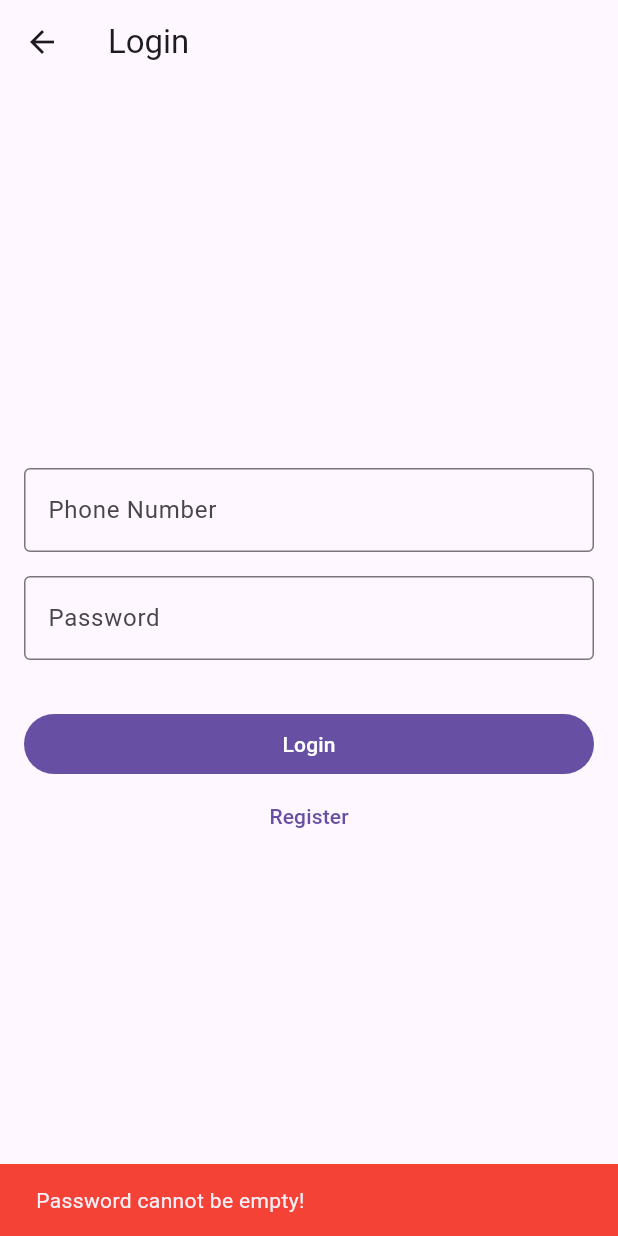
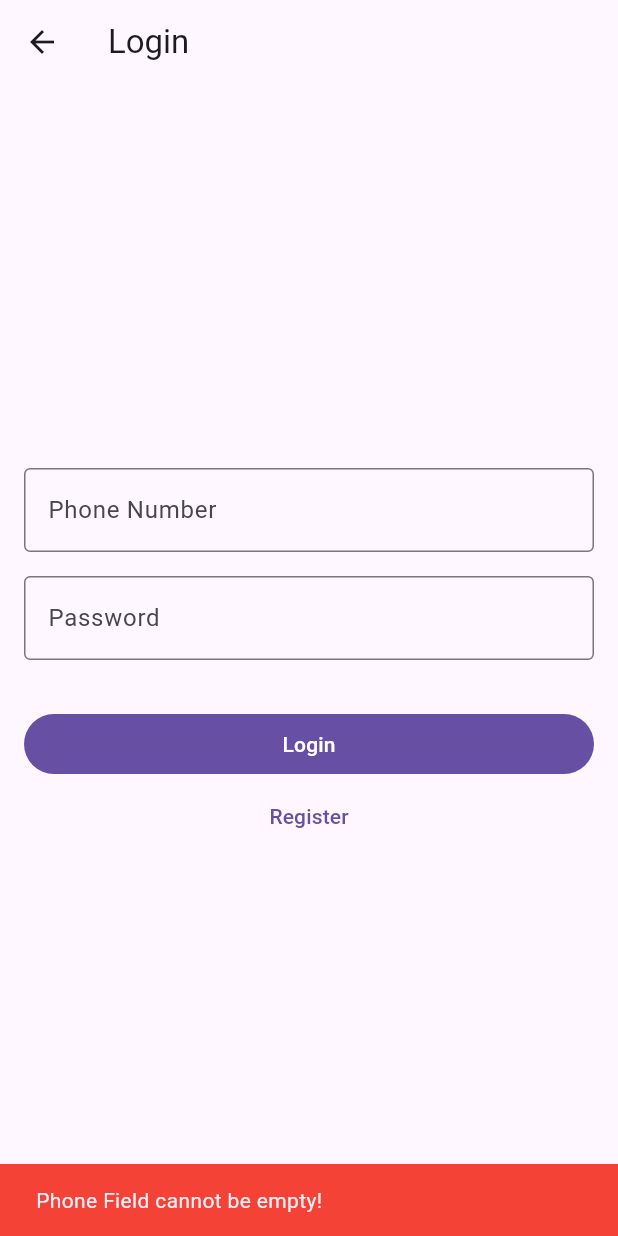
Before and after one commit to Mardonbekmelsov/crm_project, a Flutter app: the UpdateGroup screen opened directly with empty values, after a tap on "Update Group", after a tap on the "logout" icon, after a tap on "Login", on a phone screen of 412 x 824 dp. Run offline on Flutter 3.47's test engine with Material 3 defaults, Android fonts, the phone set to English and light mode, and no system bars; our stand-ins replace bloc, dio, equatable, flutter_bloc, get_it, image_picker and 1 more; accounts and stored records are empty; network calls fail.

Commit message:
update group drop down

```diff
--- a/lib/data/models/user/user.dart
+++ b/lib/data/models/user/user.dart
@@ -55,7 +55,6 @@ class UserModel extends Equatable {
   }
 
   factory UserModel.fromMap(Map<String, dynamic> map) {
-    print(map);
     return UserModel(
       id: map['id']?.toInt() ?? 0,
       name: map['name'] ?? '',
--- a/lib/features/authentication/views/login_screen.dart
+++ b/lib/features/authentication/views/login_screen.dart
@@ -11,6 +11,7 @@ class LoginScreen extends StatelessWidget {
   LoginScreen({super.key});
 
   void _showErrorSnackBar(BuildContext context, String message) {
+    ScaffoldMessenger.of(context).hideCurrentSnackBar();
     ScaffoldMessenger.of(context).showSnackBar(
       SnackBar(
         content: Text(message),
@@ -23,6 +24,10 @@ class LoginScreen extends StatelessWidget {
     final phone = _phoneController.text;
     final password = _passwordController.text;
 
+    if (phone.isEmpty) {
+      _showErrorSnackBar(context, 'Phone Field cannot be empty!');
+      return;
+    }
     if (password.isEmpty) {
       _showErrorSnackBar(context, 'Password cannot be empty!');
       return;
@@ -75,7 +80,7 @@ class LoginScreen extends StatelessWidget {
                 Navigator.push(
                   context,
                   MaterialPageRoute(
-                      builder: (context) =>  const RegisterScreen()),
+                      builder: (context) => const RegisterScreen()),
                 );
               },
               child: const Text('Register'),
--- a/lib/features/authentication/views/register_screen.dart
+++ b/lib/features/authentication/views/register_screen.dart
@@ -21,6 +21,7 @@ class _RegisterScreenState extends State<RegisterScreen> {
   final List<String> _roles = ['Student', 'Teacher', 'Admin'];
 
   void _showErrorSnackBar(BuildContext context, String message) {
+    ScaffoldMessenger.of(context).hideCurrentSnackBar();
     ScaffoldMessenger.of(context).showSnackBar(
       SnackBar(
         content: Text(message),
@@ -41,6 +42,20 @@ class _RegisterScreenState extends State<RegisterScreen> {
     final password = _passwordController.text;
     final confirmPassword = _confirmPasswordController.text;
     final role = _selectedRoleIndex;
+
+    if (name.isEmpty) {
+      _showErrorSnackBar(context, 'Name Field cannot be empty');
+      return;
+    }
+    if (phone.isEmpty) {
+      _showErrorSnackBar(context, 'Phone field cannot be empty');
+      return;
+    }
+    if (phone.length < 7) {
+      _showErrorSnackBar(
+          context, 'Invalid phone number: Phone number is too short');
+      return;
+    }
 
     if (!_isPasswordStrong(password)) {
       _showErrorSnackBar(context,
@@ -72,8 +87,6 @@ class _RegisterScreenState extends State<RegisterScreen> {
       listener: (context, state) {
         if (state.status == AuthenticationStatus.authenticated) {
           Navigator.pop(context);
-        } else if (state.status == AuthenticationStatus.unauthenticated) {
-          _showErrorSnackBar(context, 'Registration failed. Please try again.');
         }
       },
       child: Scaffold(
--- a/lib/features/groups/ui/screens/update_group.dart
+++ b/lib/features/groups/ui/screens/update_group.dart
@@ -4,6 +4,7 @@ import 'package:millima/data/models/group/group_model.dart';
 import 'package:millima/features/groups/bloc/group_bloc.dart';
 import 'package:millima/features/groups/bloc/group_event.dart';
 import 'package:millima/features/user/ui/screens/admin_screen.dart';
+import 'package:millima/features/user/ui/widgets/teacher_drop_down.dart';
 
 class UpdateGroup extends StatefulWidget {
   final GroupModel group;
@@ -15,15 +16,25 @@ class UpdateGroup extends StatefulWidget {
 
 class _UpdateGroupState extends State<UpdateGroup> {
   TextEditingController nameEditingController = TextEditingController();
-  TextEditingController mainTeacherIdController = TextEditingController();
-  TextEditingController asistantTeacherIdController = TextEditingController();
+
+  TeacherDropDown? mainTeacher;
+  TeacherDropDown? assistantTeacher;
+
   @override
   void initState() {
     super.initState();
+    // Initialize controllers with current group values
     nameEditingController.text = widget.group.name;
-    mainTeacherIdController.text = widget.group.main_teacher_id.toString();
-    asistantTeacherIdController.text =
-        widget.group.assistant_teacher_id.toString();
+
+    // Initialize dropdowns with current teacher IDs
+    mainTeacher = TeacherDropDown(
+      label: "Select Main Teacher",
+      selectedId: widget.group.main_teacher_id,
+    );
+    assistantTeacher = TeacherDropDown(
+      label: "Select Assistant Teacher",
+      selectedId: widget.group.assistant_teacher_id,
+    );
   }
 
   @override
@@ -49,32 +60,18 @@ class _UpdateGroupState extends State<UpdateGroup> {
                       borderRadius: BorderRadius.circular(25))),
             ),
             const SizedBox(height: 15),
-            TextField(
-              keyboardType: TextInputType.number,
-              controller: mainTeacherIdController,
-              decoration: InputDecoration(
-                  labelText: "Main Teacher Id",
-                  border: OutlineInputBorder(
-                      borderRadius: BorderRadius.circular(25))),
-            ),
+            mainTeacher!,
             const SizedBox(height: 15),
-            TextField(
-              keyboardType: TextInputType.number,
-              controller: asistantTeacherIdController,
-              decoration: InputDecoration(
-                  labelText: "Asistant Teacher Id",
-                  border: OutlineInputBorder(
-                      borderRadius: BorderRadius.circular(25))),
-            ),
+            assistantTeacher!,
             const SizedBox(height: 15),
             ElevatedButton(
                 onPressed: () {
+                  // Handle the update group event
                   context.read<GroupBloc>().add(UpdateGroupEvent(
                       groupId: widget.group.id,
                       name: nameEditingController.text,
-                      main_teacher_id: int.parse(mainTeacherIdController.text),
-                      assistant_teacher_id:
-                          int.parse(asistantTeacherIdController.text)));
+                      main_teacher_id: mainTeacher!.selectedId!,
+                      assistant_teacher_id: assistantTeacher!.selectedId!));
                   Navigator.pushReplacement(
                       context,
                       MaterialPageRoute(
--- a/lib/features/user/ui/widgets/teacher_drop_down.dart
+++ b/lib/features/user/ui/widgets/teacher_drop_down.dart
@@ -9,10 +9,9 @@ import 'package:millima/features/users/bloc/users_state.dart';
 class TeacherDropDown extends StatefulWidget {
   final String label;
 
-  TeacherDropDown({super.key, required this.label});
+  TeacherDropDown({super.key, required this.label, required this.selectedId});
 
   int? selectedId;
-
   int get id => selectedId!;
 
   @override
@@ -29,17 +28,16 @@ class _TeacherDropDownState extends State<TeacherDropDown> {
   @override
   Widget build(BuildContext context) {
     return BlocBuilder<UsersBloc, UsersState>(
+      buildWhen: (previous, current) => current is UsersLoadedState,
       builder: (context, state) {
         if (state is UsersLoadedState) {
-          for (var user in state.users) {
-            print(user.role);
-          }
           final teachers =
               state.users.where((user) => user.role.name == 'teacher').toList();
 
           return DropdownButtonFormField<int>(
+            value: widget.selectedId,
             decoration: InputDecoration(
-              border: OutlineInputBorder(),
+              border: const OutlineInputBorder(),
               labelText: widget.label,
             ),
             items: [
--- a/lib/main.dart
+++ b/lib/main.dart
@@ -32,7 +32,20 @@ class MainApp extends StatelessWidget {
             } else {
               AppDialogs.hideLoading(context);
 
-
+              if (state.error != null) {
+                ScaffoldMessenger.of(context)
+                  ..hideCurrentSnackBar()
+                  ..showSnackBar(
+                    SnackBar(
+                      content: state.error == 'Unauthorised'
+                          ? const Text(
+                              "Unable to Login, password or phone number incorrect")
+                          : Text(state.error.toString()),
+                      backgroundColor: Colors.red,
+                    ),
+                  );
+                return;
+              }
             }
 
             if (state.status == AuthenticationStatus.authenticated) {
```
Also changed, not shown: lib/data/services/authentication/authentication_service.dart (+31 -2 lines), lib/features/groups/ui/screens/add_group_screen.dart (+2 -5 lines).
